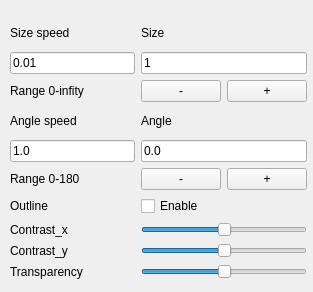
Before: the Qt Designer form control.ui in fangrh/transfer_draw, drawn with Qt 5.
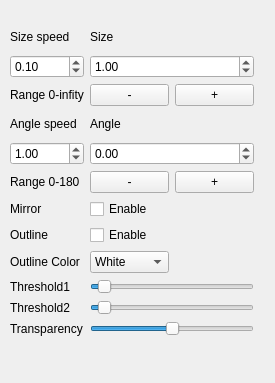
After: the same form once the commit is applied.

```diff
--- a/control.ui
+++ b/control.ui
@@ -6,8 +6,8 @@
    <rect>
     <x>0</x>
     <y>0</y>
-    <width>313</width>
-    <height>292</height>
+    <width>275</width>
+    <height>383</height>
    </rect>
   </property>
   <property name="windowTitle">
@@ -17,9 +17,9 @@
    <property name="geometry">
     <rect>
      <x>10</x>
-     <y>20</y>
-     <width>297</width>
-     <height>259</height>
+     <y>25</y>
+     <width>244</width>
+     <height>311</height>
     </rect>
    </property>
    <layout class="QGridLayout" name="gridLayout">
@@ -30,7 +30,7 @@
       </property>
      </widget>
     </item>
-    <item row="0" column="1">
+    <item row="0" column="1" colspan="2">
      <widget class="QLabel" name="label_9">
       <property name="text">
        <string>Size</string>
@@ -38,16 +38,16 @@
      </widget>
     </item>
     <item row="1" column="0">
-     <widget class="QLineEdit" name="SizeSpeed">
-      <property name="text">
-       <string>0.01</string>
+     <widget class="QDoubleSpinBox" name="SizeSpeed">
+      <property name="value">
+       <double>0.100000000000000</double>
       </property>
      </widget>
     </item>
     <item row="1" column="1" colspan="2">
-     <widget class="QLineEdit" name="lineEidt_Size">
-      <property name="text">
-       <string>1</string>
+     <widget class="QDoubleSpinBox" name="lineEdit_Size">
+      <property name="value">
+       <double>1.000000000000000</double>
       </property>
      </widget>
     </item>
@@ -87,16 +87,19 @@
      </widget>
     </item>
     <item row="4" column="0">
-     <widget class="QLineEdit" name="AngleSpeed">
-      <property name="text">
-       <string>1.0</string>
+     <widget class="QDoubleSpinBox" name="AngleSpeed">
+      <property name="value">
+       <double>1.000000000000000</double>
       </property>
      </widget>
     </item>
     <item row="4" column="1" colspan="2">
-     <widget class="QLineEdit" name="lineEdit_Angle">
-      <property name="text">
-       <string>0.0</string>
+     <widget class="QDoubleSpinBox" name="lineEdit_Angle">
+      <property name="minimum">
+       <double>-1000.000000000000000</double>
+      </property>
+      <property name="maximum">
+       <double>1000.000000000000000</double>
       </property>
      </widget>
     </item>
@@ -122,9 +125,9 @@
      </widget>
     </item>
     <item row="6" column="0">
-     <widget class="QLabel" name="label_14">
+     <widget class="QLabel" name="label_15">
       <property name="text">
-       <string>Outline</string>
+       <string>Mirror</string>
       </property>
      </widget>
     </item>
@@ -133,50 +136,119 @@
       <property name="text">
        <string>Enable</string>
       </property>
+      <property name="checked">
+       <bool>false</bool>
+      </property>
      </widget>
     </item>
     <item row="7" column="0">
-     <widget class="QLabel" name="label_12">
+     <widget class="QLabel" name="label_14">
       <property name="text">
-       <string>Contrast_x</string>
+       <string>Outline</string>
       </property>
      </widget>
     </item>
-    <item row="7" column="1" colspan="2">
-     <widget class="QSlider" name="horizontalSlider">
-      <property name="value">
-       <number>50</number>
-      </property>
-      <property name="orientation">
-       <enum>Qt::Horizontal</enum>
+    <item row="7" column="1">
+     <widget class="QCheckBox" name="QCheckBoxOutline">
+      <property name="text">
+       <string>Enable</string>
       </property>
      </widget>
     </item>
     <item row="8" column="0">
-     <widget class="QLabel" name="label_13">
+     <widget class="QLabel" name="label_16">
       <property name="text">
-       <string>Contrast_y</string>
+       <string>Outline Color</string>
       </property>
      </widget>
     </item>
-    <item row="8" column="1" colspan="2">
-     <widget class="QSlider" name="horizontalSlider_2">
-      <property name="value">
-       <number>50</number>
-      </property>
-      <property name="orientation">
-       <enum>Qt::Horizontal</enum>
-      </property>
+    <item row="8" column="1">
+     <widget class="QComboBox" name="comboBoxColor">
+      <item>
+       <property name="text">
+        <string>White</string>
+       </property>
+      </item>
+      <item>
+       <property name="text">
+        <string>Blue</string>
+       </property>
+      </item>
+      <item>
+       <property name="text">
+        <string>Yellow</string>
+       </property>
+      </item>
+      <item>
+       <property name="text">
+        <string>Red</string>
+       </property>
+      </item>
+      <item>
+       <property name="text">
+        <string>Green</string>
+       </property>
+      </item>
+      <item>
+       <property name="text">
+        <string>Gold</string>
+       </property>
+      </item>
+      <item>
+       <property name="text">
+        <string>Black</string>
+       </property>
+      </item>
      </widget>
     </item>
     <item row="9" column="0">
+     <widget class="QLabel" name="label_12">
+      <property name="text">
+       <string>Threshold1</string>
+      </property>
+     </widget>
+    </item>
+    <item row="9" column="1" colspan="2">
+     <widget class="QSlider" name="QSlider_threshold1">
+      <property name="maximum">
+       <number>1000</number>
+      </property>
+      <property name="value">
+       <number>50</number>
+      </property>
+      <property name="orientation">
+       <enum>Qt::Horizontal</enum>
+      </property>
+     </widget>
+    </item>
+    <item row="10" column="0">
+     <widget class="QLabel" name="label_13">
+      <property name="text">
+       <string>Threshold2</string>
+      </property>
+     </widget>
+    </item>
+    <item row="10" column="1" colspan="2">
+     <widget class="QSlider" name="QSlider_threshold2">
+      <property name="maximum">
+       <number>1000</number>
+      </property>
+      <property name="value">
+       <number>50</number>
+      </property>
+      <property name="orientation">
+       <enum>Qt::Horizontal</enum>
+      </property>
+     </widget>
+    </item>
+    <item row="11" column="0">
      <widget class="QLabel" name="label_11">
       <property name="text">
        <string>Transparency</string>
       </property>
      </widget>
     </item>
-    <item row="9" column="1" colspan="2">
+    <item row="11" column="1" colspan="2">
      <widget class="QSlider" name="QSliderTransparency">
       <property name="maximum">
        <number>100</number>
```
Left out of the diff: 2 changed lines with no effect on the pictures.
